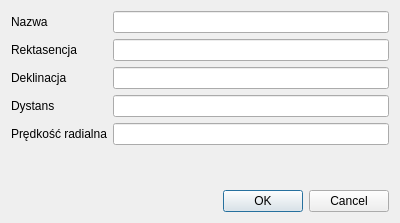
Old version of the form application/gui/form-galaxy-group.ui in the repository Ztrk/database-project.
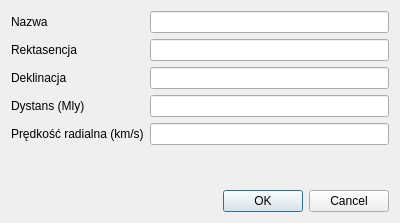
New version of the form.

Commit message: Add units to table headers and form labels

Patch:
```diff
--- a/application/gui/form-galaxy-group.ui
+++ b/application/gui/form-galaxy-group.ui
@@ -49,7 +49,7 @@
      <item row="3" column="0">
       <widget class="QLabel" name="dystansLabel">
        <property name="text">
-        <string>Dystans</string>
+        <string>Dystans (Mly)</string>
        </property>
       </widget>
      </item>
@@ -59,7 +59,7 @@
      <item row="4" column="0">
       <widget class="QLabel" name="radial_velocity_label">
        <property name="text">
-        <string>Prędkość radialna</string>
+        <string>Prędkość radialna (km/s)</string>
        </property>
       </widget>
      </item>
```
The commit also changes 6 other files.
